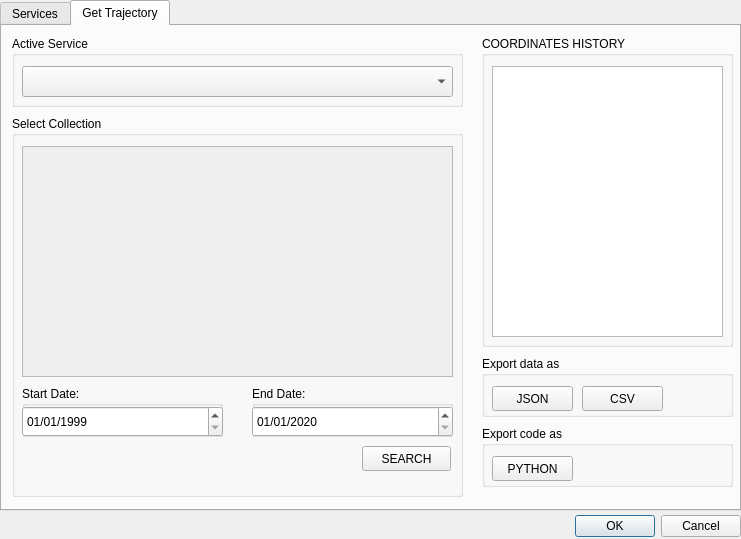
brazil-data-cube/wlts-qgis, file wlts_plugin/wlts_qgis_dialog_base.ui: the form before one commit.
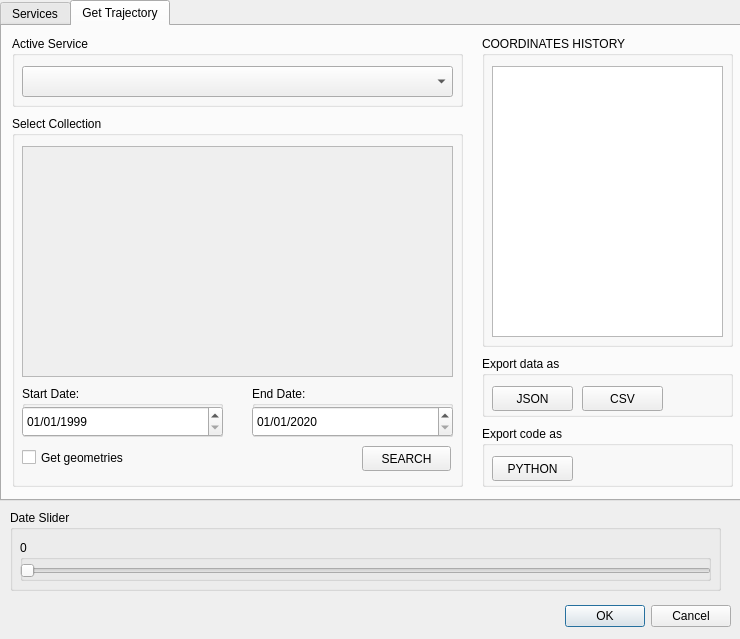
The form after the commit. The open tabs and pages were chosen to show the change.

Commit message: [#56] Adding control for getting geometries from wlts

What changed in the file:
```diff
--- a/wlts_plugin/wlts_qgis_dialog_base.ui
+++ b/wlts_plugin/wlts_qgis_dialog_base.ui
@@ -6,20 +6,23 @@
    <rect>
     <x>0</x>
     <y>0</y>
-    <width>741</width>
-    <height>539</height>
+    <width>740</width>
+    <height>639</height>
    </rect>
   </property>
   <property name="windowTitle">
    <string>WLTS - Web Land Trajectory Service</string>
   </property>
   <widget class="QTabWidget" name="main_tabs">
+   <property name="enabled">
+    <bool>true</bool>
+   </property>
    <property name="geometry">
     <rect>
      <x>0</x>
      <y>0</y>
      <width>741</width>
-     <height>511</height>
+     <height>501</height>
     </rect>
    </property>
    <property name="tabPosition">
@@ -226,7 +229,7 @@
        <x>10</x>
        <y>90</y>
        <width>451</width>
-       <height>381</height>
+       <height>371</height>
       </rect>
      </property>
      <property name="title">
@@ -353,6 +356,19 @@
        <string>SEARCH</string>
       </property>
      </widget>
+     <widget class="QCheckBox" name="geometries">
+      <property name="geometry">
+       <rect>
+        <x>10</x>
+        <y>330</y>
+        <width>331</width>
+        <height>23</height>
+       </rect>
+      </property>
+      <property name="text">
+       <string>Get geometries</string>
+      </property>
+     </widget>
     </widget>
     <widget class="QGroupBox" name="services_group">
      <property name="geometry">
@@ -457,9 +473,9 @@
   <widget class="QDialogButtonBox" name="button_box">
    <property name="geometry">
     <rect>
-     <x>0</x>
-     <y>510</y>
-     <width>741</width>
+     <x>10</x>
+     <y>600</y>
+     <width>721</width>
      <height>32</height>
     </rect>
    </property>
@@ -470,6 +486,54 @@
     <set>QDialogButtonBox::Cancel|QDialogButtonBox::Ok</set>
    </property>
   </widget>
+  <widget class="QGroupBox" name="date_slider_group">
+   <property name="geometry">
+    <rect>
+     <x>10</x>
+     <y>510</y>
+     <width>711</width>
+     <height>81</height>
+    </rect>
+   </property>
+   <property name="title">
+    <string>Date Slider</string>
+   </property>
+   <widget class="QGroupBox" name="date_control_slider">
+    <property name="enabled">
+     <bool>true</bool>
+    </property>
+    <property name="geometry">
+     <rect>
+      <x>10</x>
+      <y>30</y>
+      <width>691</width>
+      <height>41</height>
+     </rect>
+    </property>
+    <property name="title">
+     <string>0</string>
+    </property>
+    <property name="flat">
+     <bool>false</bool>
+    </property>
+    <property name="checkable">
+     <bool>false</bool>
+    </property>
+    <widget class="QSlider" name="date_slider">
+     <property name="geometry">
+      <rect>
+       <x>0</x>
+       <y>20</y>
+       <width>691</width>
+       <height>21</height>
+      </rect>
+     </property>
+     <property name="orientation">
+      <enum>Qt::Horizontal</enum>
+     </property>
+    </widget>
+   </widget>
+  </widget>
  </widget>
  <resources/>
  <connections>
```
Left out of the diff: 2 changed lines with no effect on the pictures. The commit also changes 1 other file.
